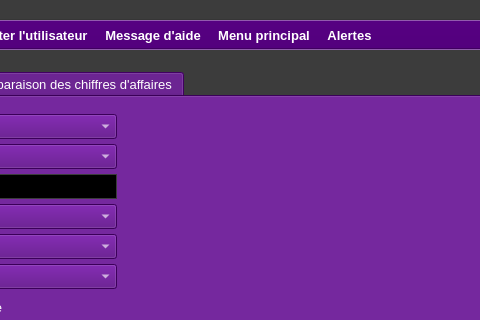
First picture: the form in ui/yeroth-erp-tableaux-de-bord-window.ui, repository xnoumbissinoundou/yeroth-erp-3.0, before the edit; both pictures show x 223 to 703 and y 0 to 320 of the 800 by 600 pixel window.
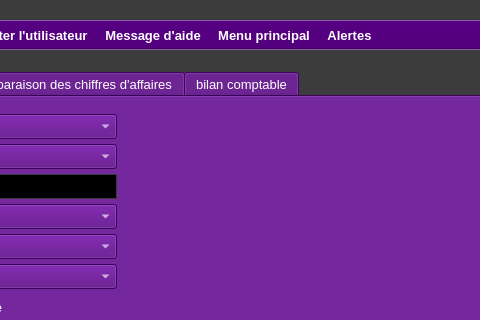
Second picture: the form after the edit. Icons and pictures are not drawn. Custom widgets are drawn as their Qt base class.

Commit message: On branch master 	modified:   src/windows/yeroth-erp-main-window.cpp 	modified:   src/windows/yeroth-erp-pointdevente-liststocks-window.cpp 	modified:   src/windows/yeroth-erp-sortir-liststocks-window.cpp 	modified:   ui/yeroth-erp-main-window.ui 	modified:   ui/yeroth-erp-pointdevente-liststocks-window.ui 	modified:   ui/yeroth-erp-sortir-liststocks-window.ui 	modified:   ui/yeroth-erp-tableaux-de-bord-window.ui

The edit to the form file:
```diff
--- a/ui/yeroth-erp-tableaux-de-bord-window.ui
+++ b/ui/yeroth-erp-tableaux-de-bord-window.ui
@@ -8590,6 +8590,11 @@
       </property>
      </widget>
     </widget>
+    <widget class="QWidget" name="tab_3">
+     <attribute name="title">
+      <string>bilan comptable</string>
+     </attribute>
+    </widget>
    </widget>
   </widget>
   <widget class="QMenuBar" name="menubar_rapportsWindow">
```
The commit also changes 6 other files.
